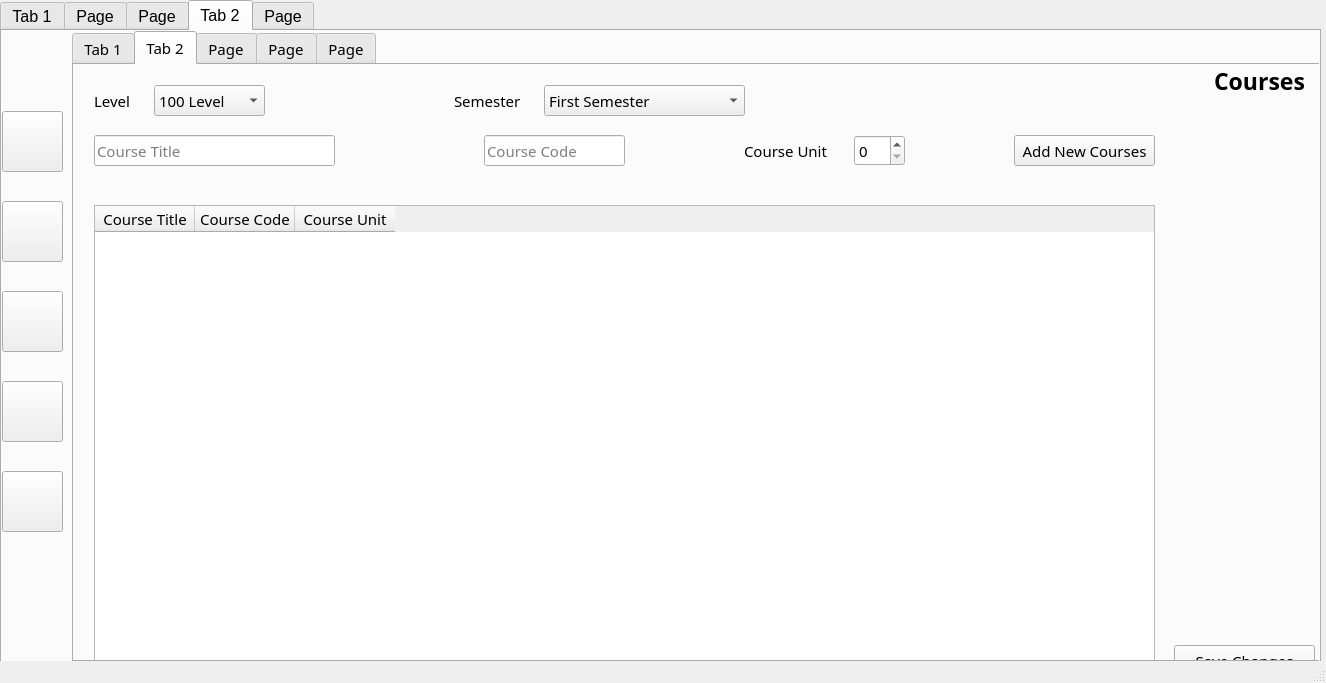
Qt form MyGPAmate.ui (edeniyanda/MyGPAmate) before a commit.
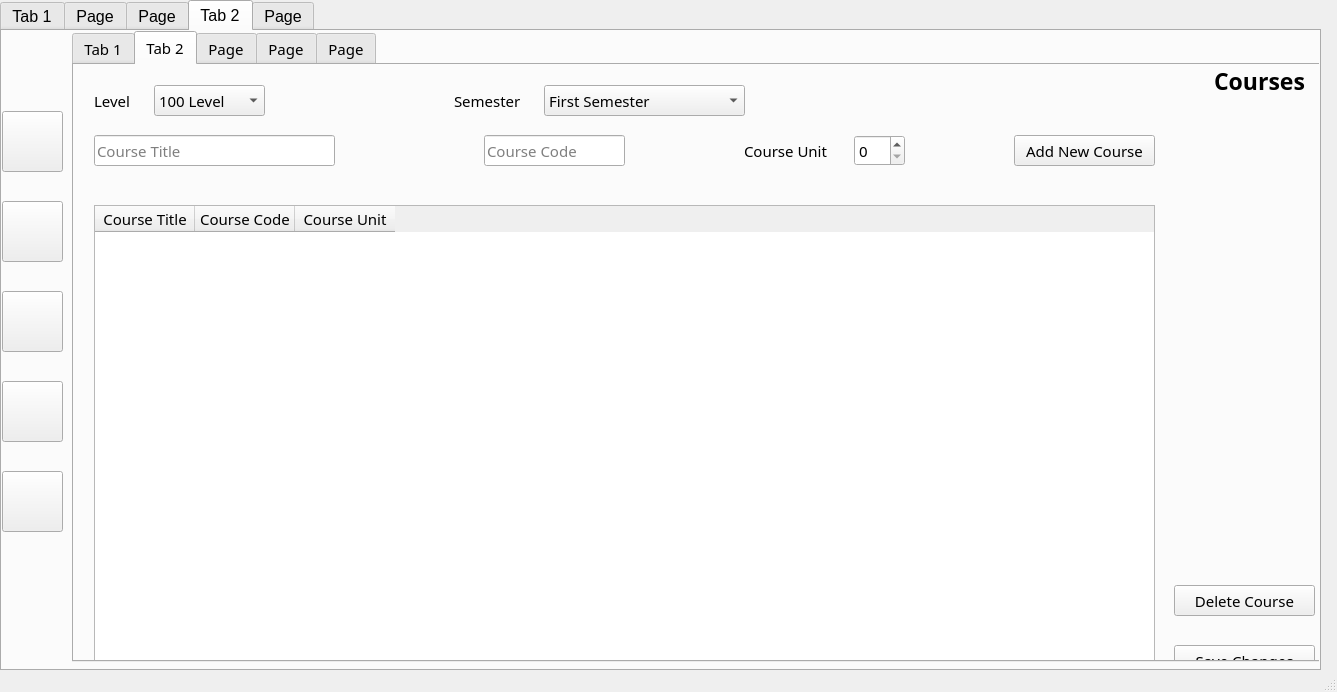
The same form after that commit. The open tabs and pages were chosen to show the change. Icons and pictures are not drawn.

Patch:
```diff
--- a/MyGPAmate.ui
+++ b/MyGPAmate.ui
@@ -6,8 +6,8 @@
    <rect>
     <x>0</x>
     <y>0</y>
-    <width>1326</width>
-    <height>683</height>
+    <width>1337</width>
+    <height>692</height>
    </rect>
   </property>
   <property name="windowTitle">
@@ -758,7 +758,7 @@
          </rect>
         </property>
         <property name="text">
-         <string>Add New Courses</string>
+         <string>Add New Course</string>
         </property>
        </widget>
        <widget class="QSpinBox" name="spinBox_course_unit">
@@ -920,6 +920,19 @@
          </property>
         </item>
        </widget>
+       <widget class="QPushButton" name="pushButton_delete_course">
+        <property name="geometry">
+         <rect>
+          <x>1100</x>
+          <y>520</y>
+          <width>141</width>
+          <height>31</height>
+         </rect>
+        </property>
+        <property name="text">
+         <string>Delete Course</string>
+        </property>
+       </widget>
       </widget>
       <widget class="QWidget" name="tab_8">
        <attribute name="title">
```
Left out of the diff: 16 changed lines with no effect on the pictures.
